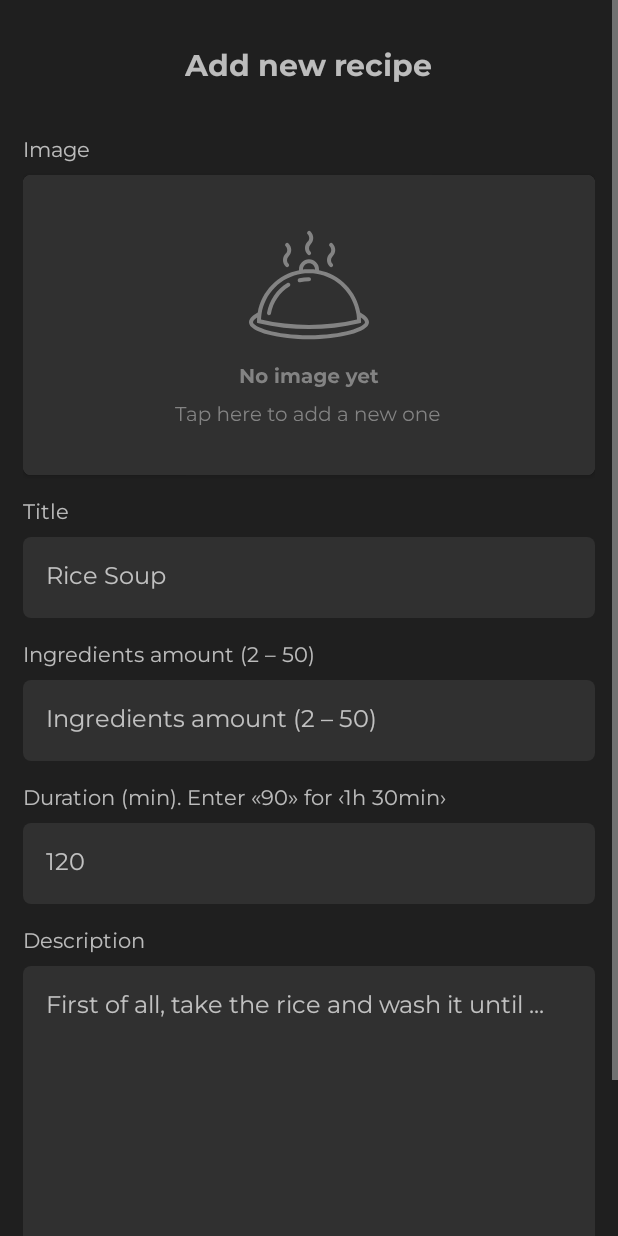
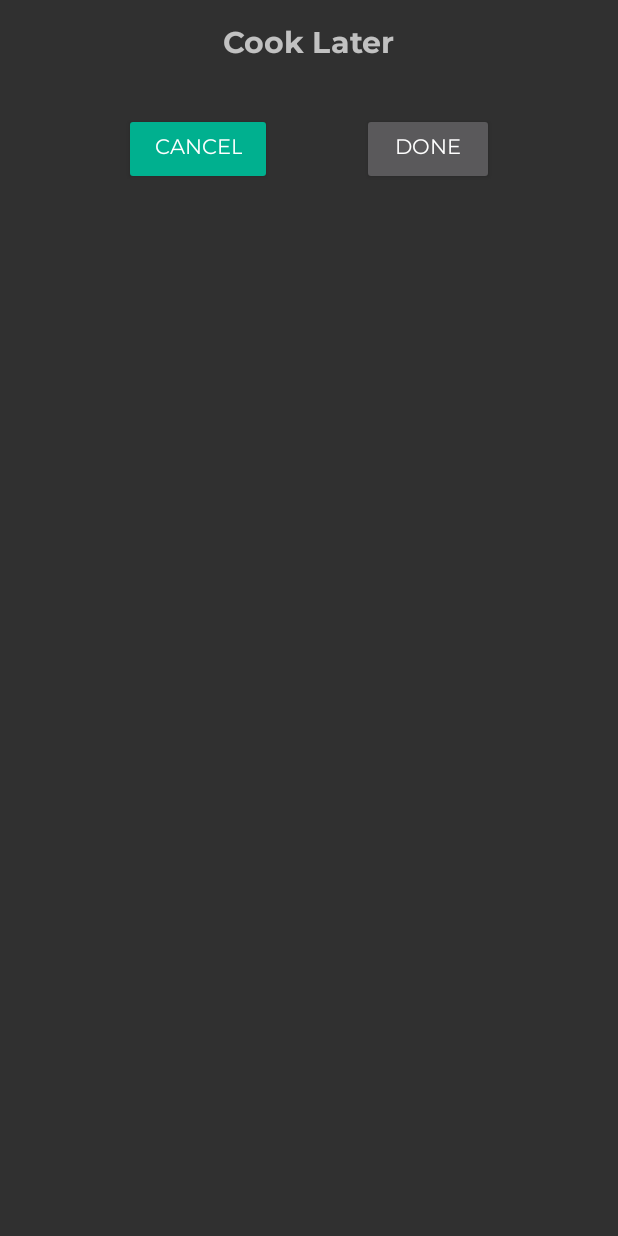
Before and after one commit to Saydullin/recipes-book, an Android app: the screen it shows after launch (AddRecipe before the commit, BasketActivity after it), after a tap on "Image", on a phone screen of 412 x 824 dp. Run offline under Robolectric (Android 15) with nearby library versions, the phone set to English and light mode, and no system bars; pictures from the network do not load.

Commit message:
Теперь получение рецептов реализовано в отдельном классе, который отвечает за фильтрацию и вывод/ввод данных в бд.

```diff
--- a/app/src/main/java/com/example/recipesbook/AddRecipe.java
+++ b/app/src/main/java/com/example/recipesbook/AddRecipe.java
@@ -87,7 +87,7 @@ public class AddRecipe extends AppCompatActivity {
                 validate.checkString("description", validateDescription, new int[] {10, 400});
 
                 // Add data to database
-                recipeManager.add(imageURI, validateTitle, validateIngredientsAmount, validateDuration, validateDescription, "all");
+                recipeManager.add(imageURI, validateTitle, validateIngredientsAmount, validateDuration, validateDescription, "salads");
                 Toast.makeText(this, "Data saved successfully", Toast.LENGTH_SHORT).show();
             } catch(NumberFormatException e) {
                 Toast.makeText(this, "Fill all the fields!", Toast.LENGTH_LONG).show();
--- /dev/null
+++ b/app/src/main/java/com/example/recipesbook/BasketActivity.java
@@ -0,0 +1,22 @@
+package com.example.recipesbook;
+
+import androidx.appcompat.app.AppCompatActivity;
+
+import android.os.Bundle;
+import android.view.View;
+import android.widget.Button;
+
+public class BasketActivity extends AppCompatActivity {
+
+    Button cancelButton;
+
+    @Override
+    protected void onCreate(Bundle savedInstanceState) {
+        super.onCreate(savedInstanceState);
+        setContentView(R.layout.activity_basket);
+
+        cancelButton = findViewById(R.id.button_cancel_activity);
+
+        cancelButton.setOnClickListener(v -> finish());
+    }
+}
--- a/app/src/main/java/com/example/recipesbook/MainActivity.java
+++ b/app/src/main/java/com/example/recipesbook/MainActivity.java
@@ -24,6 +24,7 @@ import android.widget.Toast;
 import com.bumptech.glide.Glide;
 import com.example.recipesbook.adapters.RecipesAdapter;
 import com.example.recipesbook.db.DbRecipe;
+import com.example.recipesbook.db.RecipeManager;
 import com.example.recipesbook.models.Recipe;
 import com.google.android.gms.auth.api.signin.GoogleSignIn;
 import com.google.android.gms.auth.api.signin.GoogleSignInAccount;
@@ -52,6 +53,7 @@ public class MainActivity extends AppCompatActivity {
     Drawable profileImage;
     private TextView textViewResult;
     ImageButton filterSearchView;
+    ImageButton cookLaterTab;
     ImageView button_login;
     ImageButton button_add_recipe;
 
@@ -83,6 +85,13 @@ public class MainActivity extends AppCompatActivity {
         filterSearchView = findViewById(R.id.filterSearchView);
         button_login = findViewById(R.id.button_login);
         button_add_recipe = findViewById(R.id.button_add_recipe);
+
+        cookLaterTab = findViewById(R.id.cookLaterTab);
+
+        cookLaterTab.setOnClickListener(v -> {
+            Intent intent = new Intent(MainActivity.this, BasketActivity.class);
+            startActivity(intent);
+        });
 
         button_login.setOnClickListener(v -> {
             Intent intent = new Intent(MainActivity.this, UserProfile.class);
@@ -131,40 +140,10 @@ public class MainActivity extends AppCompatActivity {
 
         List<Recipe> recipeList = new ArrayList<>();
 
-        SQLiteDatabase database = dbRecipe.getWritableDatabase();
+        RecipeManager recipeManager = new RecipeManager(this);
 
-        Cursor cursor = database.query(DbRecipe.TABLE_RECIPES, null, null, null, null, null, null);
-
-        if (cursor.moveToFirst()) {
-            int idIndex = cursor.getColumnIndex(DbRecipe.KEY_ID);
-            int imageIndex = cursor.getColumnIndex(DbRecipe.KEY_IMAGE);
-            int titleIndex = cursor.getColumnIndex(DbRecipe.KEY_TITLE);
-            int descriptionIndex = cursor.getColumnIndex(DbRecipe.KEY_DESCRIPTION);
-            int durationIndex = cursor.getColumnIndex(DbRecipe.KEY_DURATION);
-            int ingredientsAmountIndex = cursor.getColumnIndex(DbRecipe.KEY_INGREDIENTS_AMOUNT);
-            int duration;
-            StringBuilder durationFormat = new StringBuilder();
-
-            do {
-                duration = cursor.getInt(durationIndex);
-                if (duration / 60 >= 1) {
-                    durationFormat.append(duration / 60).append("h ");
-                }
-                durationFormat.append(duration % 60).append("min");
-
-                recipeList.add(new Recipe(
-                        cursor.getInt(idIndex),
-                        cursor.getInt(ingredientsAmountIndex),
-                        cursor.getString(titleIndex),
-                        durationFormat.toString(),
-                        cursor.getString(imageIndex),
-                        cursor.getString(descriptionIndex)));
-
-                durationFormat.delete(0, durationFormat.length());
-            } while (cursor.moveToNext());
-        }
-
-        cursor.close();
+//      Получение всех рецептов с названием тега в аргументах метода get().
+        recipeList = recipeManager.get("all");
 
         recipeList.add(new Recipe(1,
                 12,
--- a/app/src/main/java/com/example/recipesbook/db/RecipeManager.java
+++ b/app/src/main/java/com/example/recipesbook/db/RecipeManager.java
@@ -11,8 +11,11 @@ import android.widget.Toast;
 import androidx.annotation.Nullable;
 import androidx.appcompat.app.AppCompatActivity;
 
+import com.example.recipesbook.models.Recipe;
+
 import java.sql.Array;
 import java.util.ArrayList;
+import java.util.List;
 
 public class RecipeManager {
 
@@ -40,15 +43,20 @@ public class RecipeManager {
         database.insert(DbRecipe.TABLE_RECIPES, null, contentValues);
     }
 
-    public ArrayList<String> get() {
+    public List<Recipe> get(String tag) {
 
-        ArrayList<String> result = new ArrayList<String>();
-        ArrayList<String> resultItem = new ArrayList<String>();
+        dbRecipe = new DbRecipe(context);
+        Cursor cursor;
 
-        SQLiteDatabase database1 = dbRecipe.getWritableDatabase();
-        // Чтение из базы в классе сделать
+        List<Recipe> recipeList = new ArrayList<>();
 
-        Cursor cursor = database1.query(DbRecipe.TABLE_RECIPES, null, null, null, null, null, null);
+        SQLiteDatabase database = dbRecipe.getWritableDatabase();
+
+        if (tag.equals("all")) {
+            cursor = database.query(DbRecipe.TABLE_RECIPES, null, null, null, null, null, null);
+        } else {
+            cursor = database.rawQuery("SELECT * FROM " + DbRecipe.TABLE_RECIPES + " WHERE " + dbRecipe.KEY_TAG + "='" + tag + "'", null);
+        }
 
         if (cursor.moveToFirst()) {
             int idIndex = cursor.getColumnIndex(DbRecipe.KEY_ID);
@@ -57,19 +65,30 @@ public class RecipeManager {
             int descriptionIndex = cursor.getColumnIndex(DbRecipe.KEY_DESCRIPTION);
             int durationIndex = cursor.getColumnIndex(DbRecipe.KEY_DURATION);
             int ingredientsAmountIndex = cursor.getColumnIndex(DbRecipe.KEY_INGREDIENTS_AMOUNT);
+            int duration;
+            StringBuilder durationFormat = new StringBuilder();
 
             do {
-                Log.d("mLog", "ID = " + cursor.getInt(idIndex) +
-                        ", title = " + cursor.getString(titleIndex) +
-                        ", description = " + cursor.getString(descriptionIndex));
+                duration = cursor.getInt(durationIndex);
+                if (duration / 60 >= 1) {
+                    durationFormat.append(duration / 60).append("h ");
+                }
+                durationFormat.append(duration % 60).append("minR");
+
+                recipeList.add(new Recipe(
+                        cursor.getInt(idIndex),
+                        cursor.getInt(ingredientsAmountIndex),
+                        cursor.getString(titleIndex),
+                        durationFormat.toString(),
+                        cursor.getString(imageIndex),
+                        cursor.getString(descriptionIndex)));
+
+                durationFormat.delete(0, durationFormat.length());
             } while (cursor.moveToNext());
-        } else {
-            Log.d("mLog", "0 rows");
         }
 
         cursor.close();
 
-        return result;
+        return recipeList;
     }
-
 }
--- a/app/src/main/res/layout/activity_add_recipe.xml
+++ b/app/src/main/res/layout/activity_add_recipe.xml
@@ -62,7 +62,7 @@
             <TextView
                 android:layout_width="wrap_content"
                 android:layout_height="wrap_content"
-                android:layout_marginTop="15dp"
+                android:layout_marginTop="20dp"
                 android:layout_marginBottom="5dp"
                 android:text="@string/title_text"
                 android:fontFamily="@font/montserrat"
@@ -107,7 +107,7 @@
             <TextView
                 android:layout_width="wrap_content"
                 android:layout_height="wrap_content"
-                android:layout_marginTop="15dp"
+                android:layout_marginTop="20dp"
                 android:layout_marginBottom="5dp"
                 android:text="@string/ingredients_amount_text"
                 android:fontFamily="@font/montserrat"
@@ -131,7 +131,7 @@
             <TextView
                 android:layout_width="wrap_content"
                 android:layout_height="wrap_content"
-                android:layout_marginTop="15dp"
+                android:layout_marginTop="20dp"
                 android:layout_marginBottom="5dp"
                 android:text="@string/duration_text"
                 android:fontFamily="@font/montserrat"
@@ -155,7 +155,7 @@
             <TextView
                 android:layout_width="wrap_content"
                 android:layout_height="wrap_content"
-                android:layout_marginTop="15dp"
+                android:layout_marginTop="20dp"
                 android:layout_marginBottom="5dp"
                 android:text="@string/description_text"
                 android:fontFamily="@font/montserrat"
@@ -191,7 +191,8 @@
 
             <Button
                 android:id="@+id/button_cancel_activity"
-                style="?android:attr/buttonBarButtonStyle"
+                android:paddingHorizontal="20dp"
+                android:backgroundTint="@color/button_cancel"
                 android:layout_width="wrap_content"
                 android:layout_height="wrap_content"
                 android:layout_marginHorizontal="30dp"
--- /dev/null
+++ b/app/src/main/res/layout/activity_basket.xml
@@ -0,0 +1,62 @@
+<?xml version="1.0" encoding="utf-8"?>
+<androidx.constraintlayout.widget.ConstraintLayout xmlns:android="http://schemas.android.com/apk/res/android"
+    xmlns:app="http://schemas.android.com/apk/res-auto"
+    xmlns:tools="http://schemas.android.com/tools"
+    android:layout_width="match_parent"
+    android:layout_height="match_parent"
+    tools:context=".BasketActivity">
+
+    <LinearLayout
+        android:id="@+id/basket_content"
+        android:layout_width="match_parent"
+        android:layout_height="wrap_content"
+        app:layout_constraintEnd_toEndOf="parent"
+        android:gravity="center"
+        app:layout_constraintStart_toStartOf="parent"
+        app:layout_constraintTop_toTopOf="parent">
+
+        <TextView
+            android:id="@+id/textView5"
+            android:layout_width="wrap_content"
+            android:layout_height="wrap_content"
+            android:layout_marginVertical="15dp"
+            android:fontFamily="@font/montserrat_bold"
+            android:text="@string/cook_later"
+            android:layout_gravity="center"
+            android:textSize="20sp" />
+
+    </LinearLayout>
+
+    <LinearLayout
+        android:id="@+id/linearLayout2"
+        android:layout_width="wrap_content"
+        android:layout_height="wrap_content"
+        android:layout_gravity="center"
+        android:layout_marginVertical="15dp"
+        app:layout_constraintEnd_toEndOf="parent"
+        app:layout_constraintStart_toStartOf="parent"
+        app:layout_constraintTop_toBottomOf="@+id/basket_content">
+
+        <Button
+            android:id="@+id/button_cancel_activity"
+            android:paddingHorizontal="20dp"
+            android:backgroundTint="@color/button_cancel"
+            android:layout_width="wrap_content"
+            android:layout_height="wrap_content"
+            android:layout_marginHorizontal="30dp"
+            android:fontFamily="@font/montserrat"
+            android:text="@string/cancel_text"
+            android:textSize="14sp" />
+
+        <Button
+            android:id="@+id/submit_add_recipe"
+            android:layout_width="wrap_content"
+            android:layout_height="wrap_content"
+            android:layout_marginHorizontal="30dp"
+            android:fontFamily="@font/montserrat"
+            android:text="@string/submit_button"
+            android:textSize="14sp" />
+
+    </LinearLayout>
+
+</androidx.constraintlayout.widget.ConstraintLayout>
--- a/app/src/main/res/layout/activity_recipe_item.xml
+++ b/app/src/main/res/layout/activity_recipe_item.xml
@@ -104,11 +104,11 @@
 
         <Button
             android:id="@+id/recipe_item_button"
-            style="?android:attr/buttonBarButtonStyle"
+            android:paddingHorizontal="20dp"
+            android:backgroundTint="@color/button_cancel"
             android:layout_width="wrap_content"
             android:layout_height="wrap_content"
             android:fontFamily="@font/montserrat"
-            android:paddingHorizontal="30dp"
             android:paddingVertical="15dp"
             android:text="@string/cancel_text"
             android:textSize="14sp"
--- a/app/src/main/res/values/colors.xml
+++ b/app/src/main/res/values/colors.xml
@@ -17,4 +17,6 @@
     <color name="black">#FF000000</color>
     <color name="white">#FFFFFF</color>
     <color name="colorPrimaryDark">#E7A870</color>
+
+    <color name="button_cancel">#00B08F</color>
 </resources>
--- a/app/src/main/res/values/strings.xml
+++ b/app/src/main/res/values/strings.xml
@@ -70,4 +70,5 @@
     <string name="server_client_id">192537204330-vedegos5oei85gmautfjk1sugboa7fkt.apps.googleusercontent.com</string>
     <string name="change_account">Change Account</string>
     <string name="no_signed_in">You do not have signed in yet. Please sign in to see your recipes</string>
+    <string name="cook_later">Cook Later</string>
 </resources>
```
Also changed, not shown: app/src/main/AndroidManifest.xml (+5 -2 lines), app/src/main/java/com/example/recipesbook/models/CookLater.java (added, +28 -0 lines), app/src/main/res/drawable/ic_basket.xml (added, +15 -0 lines), app/src/main/res/layout/activity_main.xml (+23 -11 lines), app/src/main/res/layout/activity_user_profile.xml (+24 -19 lines), app/src/main/res/layout/button.xml (deleted, +0 -27 lines), app/src/main/res/layout/login.xml (deleted, +0 -147 lines), app/src/main/java/com/example/recipesbook/adapters/CookLaterAdapter.java (added), 1 other file.
